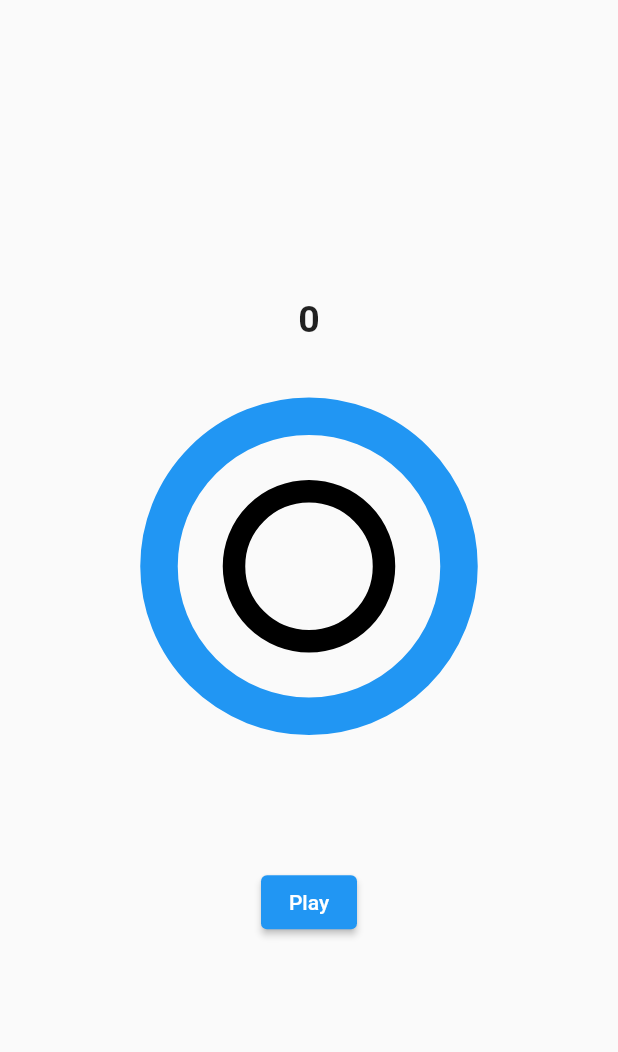
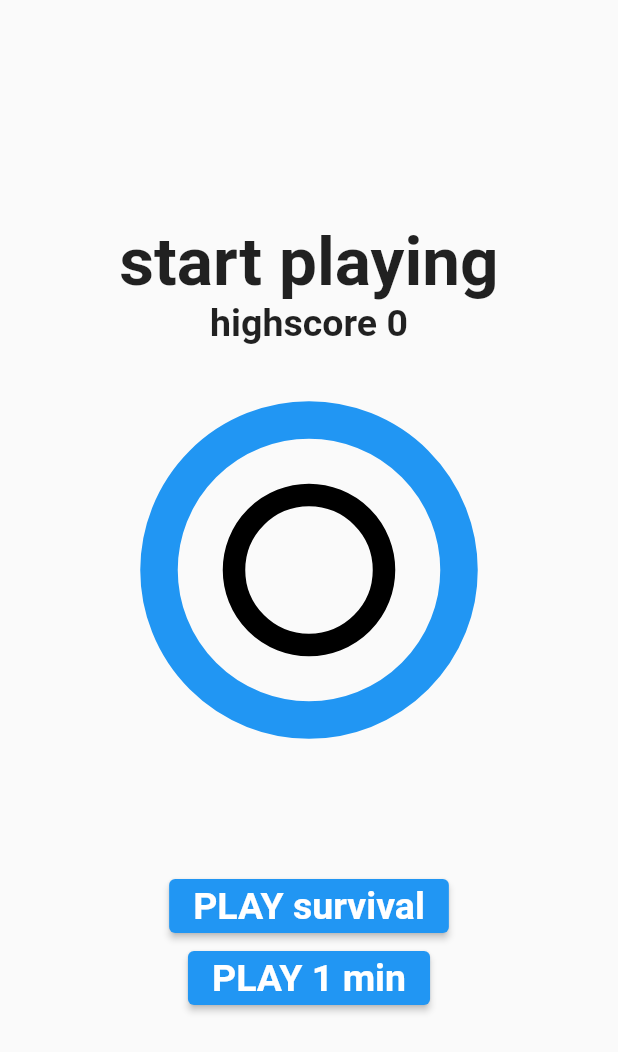
Before and after one commit to joscha0/circle_hit, a Flutter app: the screen it shows after launch, on a phone screen of 412 x 824 dp. Shown: the top 1052 px of the screen. Run offline on Flutter 3.47's test engine with Material 2 defaults, Android fonts, the phone set to English and light mode, and no system bars.

Commit message:
add high score and timer

```diff
--- a/lib/main.dart
+++ b/lib/main.dart
@@ -1,3 +1,4 @@
+import 'dart:async';
 import 'dart:math';
 
 import 'package:circle_hit/widgets/LineCircle.dart';
@@ -31,7 +32,10 @@ class _MyStatefulWidgetState extends State<MyStatefulWidget> {
   double _targetValue = 100;
   Color _targetColor = Colors.blue;
   int score = 0;
+  int highscore = 0;
   bool isPlaying = false;
+  double startTime = 0;
+  Timer timer = Timer.periodic(Duration(seconds: 1), (timer) {});
 
   @override
   Widget build(BuildContext context) {
@@ -39,7 +43,11 @@ class _MyStatefulWidgetState extends State<MyStatefulWidget> {
       mainAxisAlignment: MainAxisAlignment.center,
       children: [
         Text(
-          '$score',
+          isPlaying ? '$score' : "start playing",
+          style: TextStyle(fontSize: 45, fontWeight: FontWeight.bold),
+        ),
+        Text(
+          isPlaying ? '$startTime' : 'highscore $highscore',
           style: TextStyle(fontSize: 25, fontWeight: FontWeight.bold),
         ),
         SizedBox(
@@ -72,18 +80,42 @@ class _MyStatefulWidgetState extends State<MyStatefulWidget> {
                     if (_targetValue - 1 < value && value < _targetValue) {
                       score++;
                       randomizeCircles();
+                      startTimer();
                     }
                   });
                 },
               )
-            : ElevatedButton(
+            : Column(
+                mainAxisAlignment: MainAxisAlignment.center,
+                children: [
+                  ElevatedButton(
                       onPressed: () {
                         setState(() {
+                          score = 0;
                           isPlaying = true;
                           randomizeCircles();
                         });
                       },
-                child: Text("Play")),
+                      child: Text(
+                        "PLAY survival",
+                        style: TextStyle(
+                            fontSize: 25, fontWeight: FontWeight.bold),
+                      )),
+                  ElevatedButton(
+                      onPressed: () {
+                        setState(() {
+                          score = 0;
+                          isPlaying = true;
+                          randomizeCircles();
+                        });
+                      },
+                      child: Text(
+                        "PLAY 1 min",
+                        style: TextStyle(
+                            fontSize: 25, fontWeight: FontWeight.bold),
+                      )),
+                ],
+              ),
       ],
     );
   }
@@ -95,4 +127,29 @@ class _MyStatefulWidgetState extends State<MyStatefulWidget> {
           Colors.primaries[Random().nextInt(Colors.primaries.length)];
     });
   }
+
+  void startTimer() {
+    startTime = (exp(-(0.04 * score)) * 50) + 10;
+    timer.cancel();
+    timer = new Timer.periodic(
+      Duration(milliseconds: 100),
+      (Timer timer) {
+        if (startTime <= 0) {
+          setState(() {
+            timer.cancel();
+            if (score > highscore) {
+              highscore = score;
             }
+
+            isPlaying = false;
+            randomizeCircles();
+          });
+        } else {
+          setState(() {
+            startTime--;
+          });
+        }
+      },
+    );
+  }
+}
```
Lines whose indentation alone changed are shown as unchanged.
